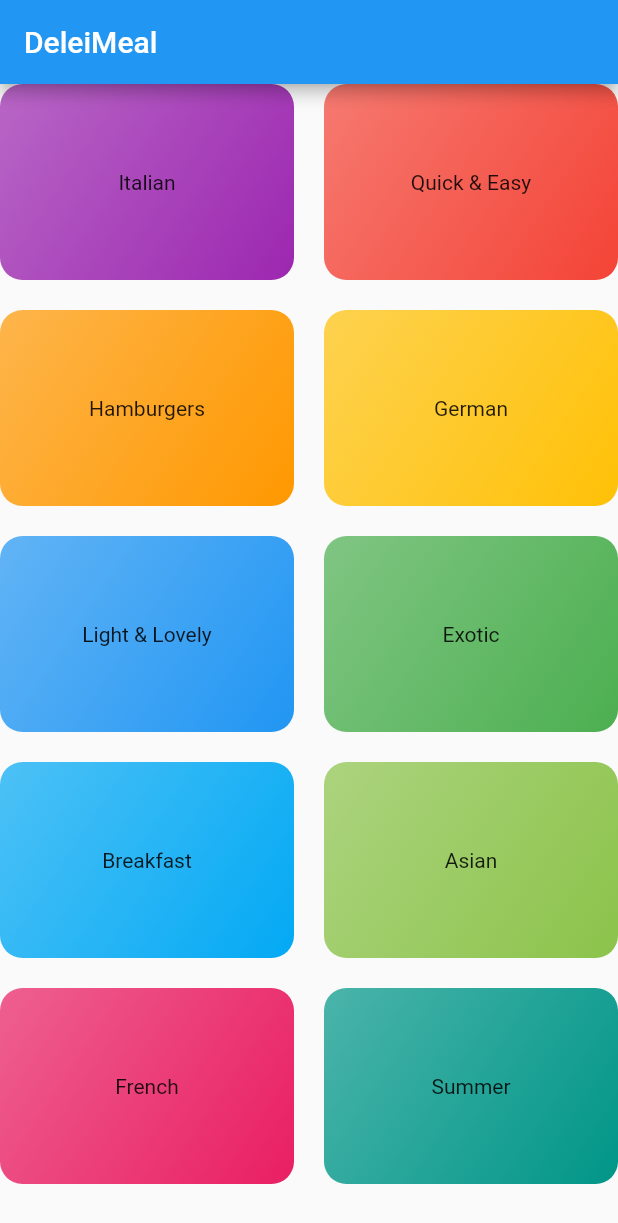
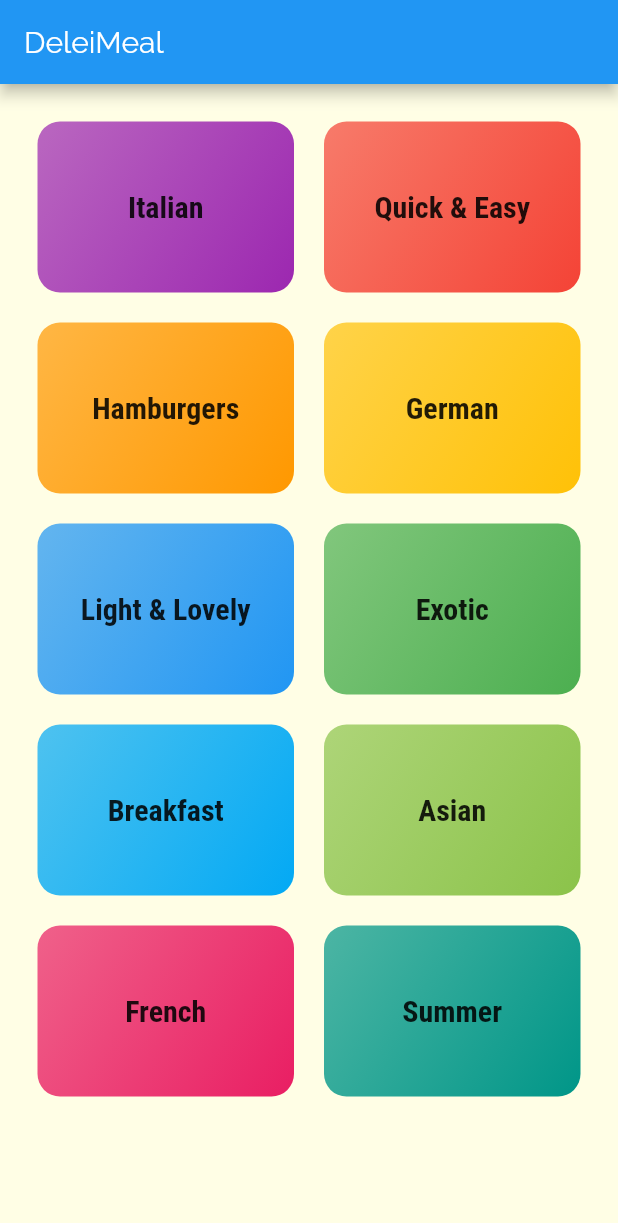
Before and after one commit to MostafaAmin0/Meal_App, a Flutter app: the screen it shows after launch, on a phone screen of 412 x 824 dp. Shown: the top 1223 px of the screen. Run offline on Flutter 3.47's test engine with Material 2 defaults, Android fonts, the phone set to English and light mode, and no system bars.

Commit message:
themes and fonts

```diff
--- a/lib/main.dart
+++ b/lib/main.dart
@@ -14,7 +14,18 @@ class MyApp extends StatelessWidget {
     return MaterialApp(
       title: 'Meal App',
       theme: ThemeData(
-        primarySwatch: Colors.blue,
+        colorScheme: ColorScheme.fromSwatch(primarySwatch: Colors.pink)
+            .copyWith(secondary: Colors.amber),
+        canvasColor: const Color.fromRGBO(255, 254, 229, 1),
+        fontFamily: 'Raleway',
+        textTheme: ThemeData.light().textTheme.copyWith(
+              bodyText2: const TextStyle(color: Color.fromRGBO(20, 51, 51, 1)),
+              headline6: const TextStyle(
+                fontSize: 20,
+                fontFamily: 'RobotoCondensed',
+                fontWeight: FontWeight.bold,
+              ),
+            ),
       ),
       home: Scaffold(
         appBar: AppBar(
--- a/lib/models/category_item.dart
+++ b/lib/models/category_item.dart
@@ -2,7 +2,7 @@ import 'package:flutter/material.dart';
 import 'package:meal_app/models/category.dart';
 
 class CategoryItem extends StatelessWidget {
-  const CategoryItem(this.category,{Key? key}) : super(key: key);
+  const CategoryItem(this.category, {Key? key}) : super(key: key);
 
   final Category category;
 
@@ -10,7 +10,12 @@ class CategoryItem extends StatelessWidget {
   Widget build(BuildContext context) {
     return Container(
       padding: const EdgeInsets.all(15),
-      child: Center(child: Text(category.title)),
+      child: Center(
+        child: Text(
+          category.title,
+          style: Theme.of(context).textTheme.headline6,
+        ),
+      ),
       decoration: BoxDecoration(
         gradient: LinearGradient(
           colors: [
--- a/lib/screens/categories_screen.dart
+++ b/lib/screens/categories_screen.dart
@@ -21,6 +21,7 @@ class CategoriesScreen extends StatelessWidget {
             (element) => CategoryItem(element),
           )
           .toList(),
+      padding: const EdgeInsets.all(25.0),
     );
   }
 }
```
Also changed, not shown: pubspec.yaml (+17 -6 lines), assets/fonts/Raleway-Black.ttf (added), assets/fonts/Raleway-Bold.ttf (added), assets/fonts/Raleway-Regular.ttf (added), assets/fonts/RobotoCondensed-Bold.ttf (added), assets/fonts/RobotoCondensed-Italic.ttf (added), assets/fonts/RobotoCondensed-Light.ttf (added), assets/fonts/RobotoCondensed-Regular.ttf (added).
